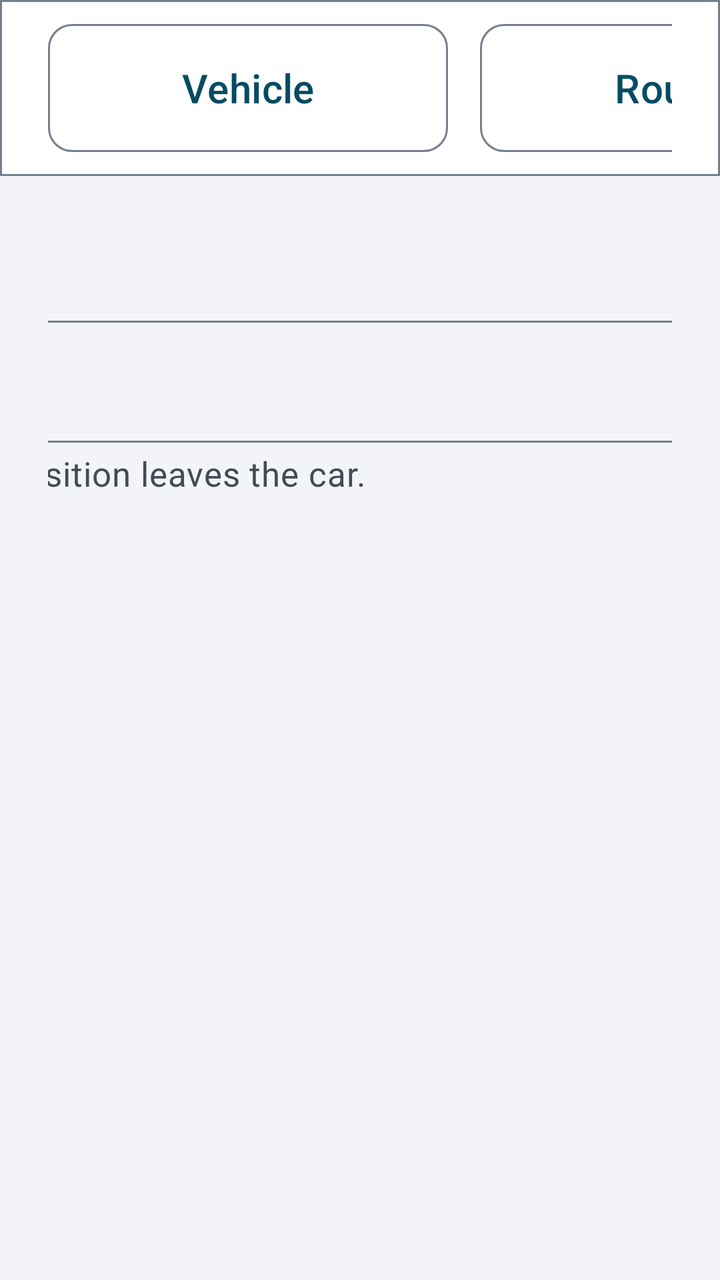
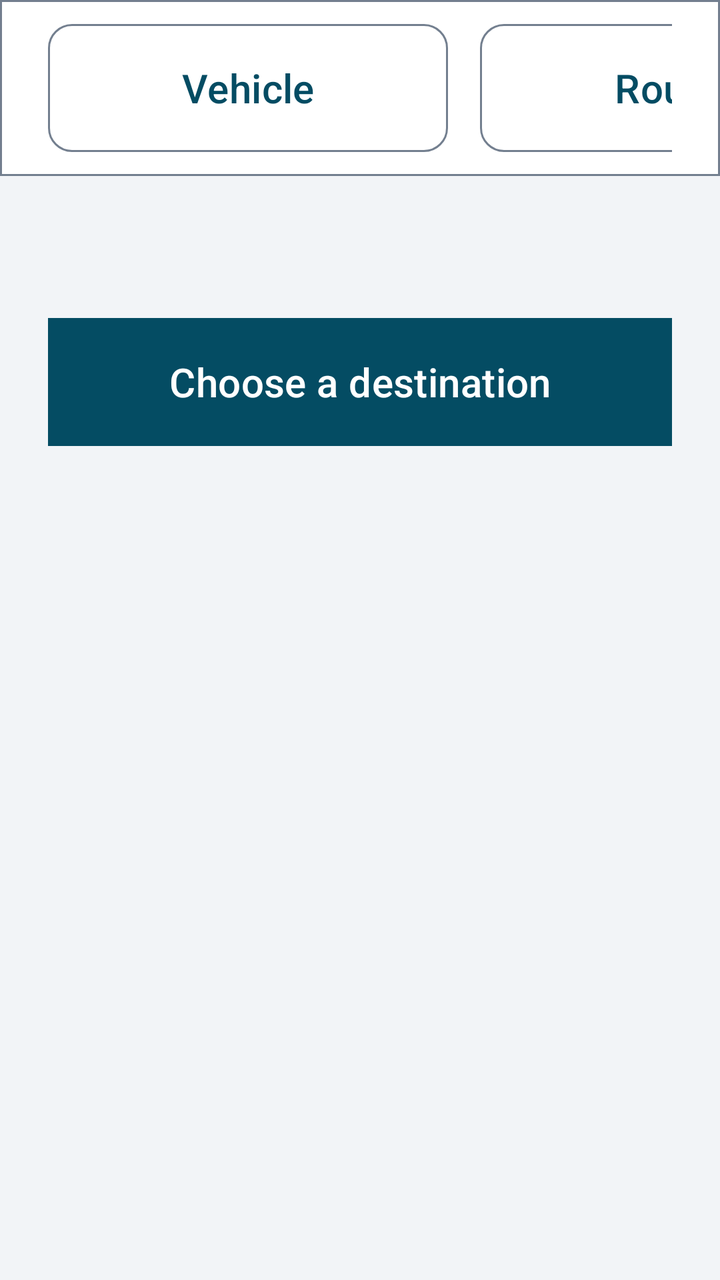

Two renders of the same Android screen: before a commit and after it. Below are the layout's source before the change and the commit's diff.
<!-- AndroidManifest.xml: application theme Theme.EVChargePilot -->
<!-- res/layout/activity_charge_stop.xml -->
<?xml version="1.0" encoding="utf-8"?>
<LinearLayout xmlns:android="http://schemas.android.com/apk/res/android"
    xmlns:app="http://schemas.android.com/apk/res-auto"
    android:layout_width="match_parent"
    android:layout_height="match_parent"
    android:orientation="vertical">

    <LinearLayout
        android:layout_width="match_parent"
        android:layout_height="88dp"
        android:background="@drawable/bg_topbar"
        android:gravity="center_vertical"
        android:orientation="horizontal"
        android:paddingStart="@dimen/spacing_lg"
        android:paddingEnd="@dimen/spacing_lg">

        <TextView
            android:layout_width="0dp"
            android:layout_height="wrap_content"
            android:layout_weight="1"
            android:text="@string/charge_stop_title"
            android:textAppearance="@style/Text.EV.Title" />

        <com.google.android.material.button.MaterialButton
            android:id="@+id/vehicleSettingsAction"
            style="@style/Widget.EV.Button.Outlined"
            android:layout_width="200dp"
            android:layout_height="@dimen/touch_target"
            android:layout_marginEnd="@dimen/spacing_md"
            android:text="@string/charge_stop_action_vehicle" />

        <com.google.android.material.button.MaterialButton
            android:id="@+id/routingSettingsAction"
            style="@style/Widget.EV.Button.Outlined"
            android:layout_width="240dp"
            android:layout_height="@dimen/touch_target"
            android:layout_marginEnd="@dimen/spacing_md"
            android:text="@string/charge_stop_action_settings" />

        <com.google.android.material.button.MaterialButton
            android:id="@+id/backAction"
            style="@style/Widget.EV.Button.Outlined"
            android:layout_width="180dp"
            android:layout_height="@dimen/touch_target"
            android:text="@string/action_back" />
    </LinearLayout>

    <ScrollView
        android:layout_width="match_parent"
        android:layout_height="0dp"
        android:layout_weight="1"
        android:fillViewport="true">

        <LinearLayout
            android:layout_width="match_parent"
            android:layout_height="wrap_content"
            android:gravity="center_horizontal"
            android:orientation="vertical"
            android:padding="@dimen/spacing_lg">

            <TextView
                android:id="@+id/chargeStopStatus"
                android:layout_width="1400dp"
                android:layout_height="wrap_content"
                android:accessibilityLiveRegion="polite"
                android:gravity="center"
                android:textAppearance="@style/Text.EV.Body" />

            <LinearLayout
                android:layout_width="1400dp"
                android:layout_height="wrap_content"
                android:layout_marginTop="@dimen/spacing_md"
                android:orientation="horizontal">

                <com.google.android.material.textfield.TextInputLayout
                    android:id="@+id/destinationLayout"
                    style="@style/Widget.Material3.TextInputLayout.OutlinedBox"
                    android:layout_width="0dp"
                    android:layout_height="wrap_content"
                    android:layout_weight="1"
                    android:hint="@string/charge_stop_hint_destination"
                    app:helperText="@string/charge_stop_helper_destination"
                    app:helperTextTextAppearance="@style/Text.EV.Secondary">

                    <com.google.android.material.textfield.TextInputEditText
                        android:id="@+id/destinationInput"
                        android:layout_width="match_parent"
                        android:layout_height="wrap_content"
                        android:imeOptions="actionSearch"
                        android:inputType="text"
                        android:singleLine="true"
                        android:textSize="@dimen/text_body" />
                </com.google.android.material.textfield.TextInputLayout>

                <com.google.android.material.button.MaterialButton
                    android:id="@+id/searchAction"
                    style="@style/Widget.EVChargePilot.Button"
                    android:layout_width="280dp"
                    android:layout_height="@dimen/touch_target"
                    android:layout_marginStart="@dimen/spacing_md"
                    android:text="@string/charge_stop_action_search" />
            </LinearLayout>

            <LinearLayout
                android:id="@+id/destinationResults"
                android:layout_width="1400dp"
                android:layout_height="wrap_content"
                android:layout_marginTop="@dimen/spacing_md"
                android:orientation="vertical" />

            
            <LinearLayout
                android:layout_width="1400dp"
                android:layout_height="wrap_content"
                android:layout_marginTop="@dimen/spacing_lg"
                android:orientation="horizontal">

                <TextView
                    android:layout_width="0dp"
                    android:layout_height="wrap_content"
                    android:layout_gravity="center_vertical"
                    android:layout_weight="1"
                    android:text="@string/charge_stop_favorites_title"
                    android:textAppearance="@style/Text.EV.Body" />

                <com.google.android.material.button.MaterialButton
                    android:id="@+id/favoritesImportAction"
                    style="@style/Widget.EV.Button.Outlined"
                    android:layout_width="260dp"
                    android:layout_height="@dimen/touch_target"
                    android:layout_marginEnd="@dimen/spacing_md"
                    android:text="@string/charge_stop_favorites_import" />

                <com.google.android.material.button.MaterialButton
                    android:id="@+id/favoritesExportAction"
                    style="@style/Widget.EV.Button.Outlined"
                    android:layout_width="260dp"
                    android:layout_height="@dimen/touch_target"
                    android:text="@string/charge_stop_favorites_export" />
            </LinearLayout>

            <TextView
                android:id="@+id/destinationFavoritesHint"
                android:layout_width="1400dp"
                android:layout_height="wrap_content"
                android:layout_marginTop="@dimen/spacing_sm"
                android:textAppearance="@style/Text.EV.Secondary" />

            <LinearLayout
                android:id="@+id/destinationFavorites"
                android:layout_width="1400dp"
                android:layout_height="wrap_content"
                android:layout_marginTop="@dimen/spacing_sm"
                android:orientation="vertical" />

            <TextView
                android:id="@+id/chargeStopPlan"
                android:layout_width="1400dp"
                android:layout_height="wrap_content"
                android:layout_marginTop="@dimen/spacing_lg"
                android:background="@drawable/bg_card"
                android:gravity="center"
                android:padding="@dimen/spacing_lg"
                android:textAppearance="@style/Text.EV.Title"
                android:visibility="gone" />

            <TextView
                android:id="@+id/chargeStopDetail"
                android:layout_width="1400dp"
                android:layout_height="wrap_content"
                android:layout_marginTop="@dimen/spacing_md"
                android:background="@drawable/bg_card"
                android:lineSpacingExtra="6dp"
                android:padding="@dimen/spacing_lg"
                android:textAppearance="@style/Text.EV.Body"
                android:visibility="gone" />

            <TextView
                android:id="@+id/chargerPlace"
                android:layout_width="1400dp"
                android:layout_height="wrap_content"
                android:layout_marginTop="@dimen/spacing_md"
                android:background="@drawable/bg_card"
                android:lineSpacingExtra="6dp"
                android:padding="@dimen/spacing_lg"
                android:textAppearance="@style/Text.EV.Body"
                android:visibility="gone" />

            
            <TextView
                android:id="@+id/chargerSource"
                android:layout_width="1400dp"
                android:layout_height="wrap_content"
                android:layout_marginTop="@dimen/spacing_sm"
                android:textAppearance="@style/Text.EV.Secondary"
                android:visibility="gone" />

            
            <TextView
                android:id="@+id/routeWhatIf"
                android:layout_width="1400dp"
                android:layout_height="wrap_content"
                android:layout_marginTop="@dimen/spacing_md"
                android:background="@drawable/bg_card"
                android:lineSpacingExtra="6dp"
                android:padding="@dimen/spacing_lg"
                android:textAppearance="@style/Text.EV.Body"
                android:visibility="gone" />

            
            <TextView
                android:id="@+id/routeChoices"
                android:layout_width="1400dp"
                android:layout_height="wrap_content"
                android:layout_marginTop="@dimen/spacing_md"
                android:background="@drawable/bg_card"
                android:lineSpacingExtra="6dp"
                android:padding="@dimen/spacing_lg"
                android:textAppearance="@style/Text.EV.Body"
                android:visibility="gone" />

            
            <com.google.android.material.button.MaterialButton
                android:id="@+id/navigateAction"
                style="@style/Widget.EVChargePilot.Button"
                android:layout_width="1400dp"
                android:layout_height="@dimen/touch_target"
                android:layout_marginTop="@dimen/spacing_lg"
                android:text="@string/charge_stop_navigate"
                android:visibility="gone" />

            <TextView
                android:id="@+id/navigateNote"
                android:layout_width="1400dp"
                android:layout_height="wrap_content"
                android:layout_marginTop="@dimen/spacing_sm"
                android:textAppearance="@style/Text.EV.Secondary"
                android:visibility="gone" />

            <TextView
                android:id="@+id/chargeStopAttribution"
                android:layout_width="1400dp"
                android:layout_height="wrap_content"
                android:layout_marginTop="@dimen/spacing_md"
                android:textAppearance="@style/Text.EV.Secondary"
                android:visibility="gone" />
        </LinearLayout>
    </ScrollView>
</LinearLayout>
<!-- resources referenced by this layout -->
<resources>
  <dimen name="spacing_lg">24dp</dimen>
  <dimen name="spacing_md">16dp</dimen>
  <dimen name="spacing_sm">8dp</dimen>
  <dimen name="text_body">20sp</dimen>
  <dimen name="touch_target">72dp</dimen>
  <!-- drawable bg_topbar (drawable) -->
  <?xml version="1.0" encoding="utf-8"?>
  <shape xmlns:android="http://schemas.android.com/apk/res/android" android:shape="rectangle">
      <solid android:color="@color/ev_surface" />
      <stroke android:width="1dp" android:color="@color/ev_outline" />
  </shape>
  <string name="action_back">Back</string>
  <string name="charge_stop_action_search">Search</string>
  <string name="charge_stop_action_settings">Routing key</string>
  <string name="charge_stop_action_vehicle">Vehicle</string>
  <string name="charge_stop_favorites_export">Export to USB</string>
  <string name="charge_stop_favorites_import">Import from USB</string>
  <string name="charge_stop_favorites_title">Favourites</string>
  <string name="charge_stop_helper_destination">Searched only when you tap. Nothing but the place and the car’s position leaves the car.</string>
  <string name="charge_stop_hint_destination">Where are you going?</string>
  <string name="charge_stop_navigate">Navigate to this</string>
  <string name="charge_stop_title">Charging stop</string>
  <style name="Text.EV.Body" parent="TextAppearance.Material3.BodyLarge">
          <item name="android:textSize">@dimen/text_body</item>
          <item name="android:textColor">@color/ev_text_primary</item>
      </style>
  <style name="Text.EV.Secondary" parent="TextAppearance.Material3.BodyMedium">
          <item name="android:textSize">@dimen/text_secondary</item>
          <item name="android:textColor">@color/ev_text_secondary</item>
      </style>
  <style name="Text.EV.Title" parent="TextAppearance.Material3.TitleLarge">
          <item name="android:textSize">@dimen/text_title</item>
          <item name="android:textColor">@color/ev_text_primary</item>
      </style>
  <style name="Widget.EVChargePilot.Button" parent="Widget.EV.Button">
          <item name="android:textColor">@color/ev_button_text</item>
          <item name="backgroundTint">@color/ev_button_fill</item>
      </style>
  <color name="ev_surface">#FFFFFFFF</color>
  <color name="ev_outline">#FF737F8F</color>
  <dimen name="ev_corner">12dp</dimen>
  <color name="ev_text_primary">#FF101418</color>
  <dimen name="text_secondary">17sp</dimen>
  <color name="ev_text_secondary">#FF414B55</color>
  <dimen name="text_title">26sp</dimen>
  <style name="ShapeAppearanceOverlay.EV.Button" parent="">
          <item name="cornerSize">@dimen/ev_corner</item>
      </style>
  <color name="ev_accent">#FF044C63</color>
  <color name="ev_on_accent">#FFFFFFFF</color>
  <color name="ev_surface_raised">#FFE4E8ED</color>
  <color name="ev_background">#FFF2F4F7</color>
  <color name="ev_error">#FF8F0F18</color>
  <style name="ThemeOverlay.EVChargePilot.Dialog" parent="ThemeOverlay.EV.Dialog">
          <item name="materialAlertDialogTitleTextStyle">@style/EVChargePilot.Dialog.Title</item>
          <item name="materialAlertDialogBodyTextStyle">@style/EVChargePilot.Dialog.Body</item>
      </style>
  <style name="EVChargePilot.Dialog.Title" parent="MaterialAlertDialog.Material3.Title.Text">
          <item name="android:textSize">@dimen/text_title</item>
          <item name="android:textColor">@color/ev_text_primary</item>
      </style>
  <style name="EVChargePilot.Dialog.Body" parent="MaterialAlertDialog.Material3.Body.Text">
          <item name="android:textSize">@dimen/text_secondary</item>
          <item name="android:textColor">@color/ev_text_primary</item>
          <item name="android:lineSpacingMultiplier">1.2</item>
      </style>
  <!-- unchanged entries left out for length: 6 -->
</resources>

<!-- the commit's change to res/layout/activity_charge_stop.xml (unified diff, before → after) -->
@@ -66,92 +66,14 @@
                 android:gravity="center"
                 android:textAppearance="@style/Text.EV.Body" />
 
-            <LinearLayout
+            
+            <com.google.android.material.button.MaterialButton
+                android:id="@+id/chooseDestinationAction"
+                style="@style/Widget.EVChargePilot.Button"
                 android:layout_width="1400dp"
-                android:layout_height="wrap_content"
+                android:layout_height="@dimen/touch_target"
                 android:layout_marginTop="@dimen/spacing_md"
-                android:orientation="horizontal">
-
-                <com.google.android.material.textfield.TextInputLayout
-                    android:id="@+id/destinationLayout"
-                    style="@style/Widget.Material3.TextInputLayout.OutlinedBox"
-                    android:layout_width="0dp"
-                    android:layout_height="wrap_content"
-                    android:layout_weight="1"
-                    android:hint="@string/charge_stop_hint_destination"
-                    app:helperText="@string/charge_stop_helper_destination"
-                    app:helperTextTextAppearance="@style/Text.EV.Secondary">
-
-                    <com.google.android.material.textfield.TextInputEditText
-                        android:id="@+id/destinationInput"
-                        android:layout_width="match_parent"
-                        android:layout_height="wrap_content"
-                        android:imeOptions="actionSearch"
-                        android:inputType="text"
-                        android:singleLine="true"
-                        android:textSize="@dimen/text_body" />
-                </com.google.android.material.textfield.TextInputLayout>
-
-                <com.google.android.material.button.MaterialButton
-                    android:id="@+id/searchAction"
-                    style="@style/Widget.EVChargePilot.Button"
-                    android:layout_width="280dp"
-                    android:layout_height="@dimen/touch_target"
-                    android:layout_marginStart="@dimen/spacing_md"
-                    android:text="@string/charge_stop_action_search" />
-            </LinearLayout>
-
-            <LinearLayout
-                android:id="@+id/destinationResults"
-                android:layout_width="1400dp"
-                android:layout_height="wrap_content"
-                android:layout_marginTop="@dimen/spacing_md"
-                android:orientation="vertical" />
-
-            
-            <LinearLayout
-                android:layout_width="1400dp"
-                android:layout_height="wrap_content"
-                android:layout_marginTop="@dimen/spacing_lg"
-                android:orientation="horizontal">
-
-                <TextView
-                    android:layout_width="0dp"
-                    android:layout_height="wrap_content"
-                    android:layout_gravity="center_vertical"
-                    android:layout_weight="1"
-                    android:text="@string/charge_stop_favorites_title"
-                    android:textAppearance="@style/Text.EV.Body" />
-
-                <com.google.android.material.button.MaterialButton
-                    android:id="@+id/favoritesImportAction"
-                    style="@style/Widget.EV.Button.Outlined"
-                    android:layout_width="260dp"
-                    android:layout_height="@dimen/touch_target"
-                    android:layout_marginEnd="@dimen/spacing_md"
-                    android:text="@string/charge_stop_favorites_import" />
-
-                <com.google.android.material.button.MaterialButton
-                    android:id="@+id/favoritesExportAction"
-                    style="@style/Widget.EV.Button.Outlined"
-                    android:layout_width="260dp"
-                    android:layout_height="@dimen/touch_target"
-                    android:text="@string/charge_stop_favorites_export" />
-            </LinearLayout>
-
-            <TextView
-                android:id="@+id/destinationFavoritesHint"
-                android:layout_width="1400dp"
-                android:layout_height="wrap_content"
-                android:layout_marginTop="@dimen/spacing_sm"
-                android:textAppearance="@style/Text.EV.Secondary" />
-
-            <LinearLayout
-                android:id="@+id/destinationFavorites"
-                android:layout_width="1400dp"
-                android:layout_height="wrap_content"
-                android:layout_marginTop="@dimen/spacing_sm"
-                android:orientation="vertical" />
+                android:text="@string/charge_stop_action_destination" />
 
             <TextView
                 android:id="@+id/chargeStopPlan"
<!-- resource entries referenced after the edit -->
@@ -12,14 +12,9 @@
       <stroke android:width="1dp" android:color="@color/ev_outline" />
   </shape>
   <string name="action_back">Back</string>
-  <string name="charge_stop_action_search">Search</string>
+  <string name="charge_stop_action_destination">Choose a destination</string>
   <string name="charge_stop_action_settings">Routing key</string>
   <string name="charge_stop_action_vehicle">Vehicle</string>
-  <string name="charge_stop_favorites_export">Export to USB</string>
-  <string name="charge_stop_favorites_import">Import from USB</string>
-  <string name="charge_stop_favorites_title">Favourites</string>
-  <string name="charge_stop_helper_destination">Searched only when you tap. Nothing but the place and the car’s position leaves the car.</string>
-  <string name="charge_stop_hint_destination">Where are you going?</string>
   <string name="charge_stop_navigate">Navigate to this</string>
   <string name="charge_stop_title">Charging stop</string>
   <style name="Text.EV.Body" parent="TextAppearance.Material3.BodyLarge">
